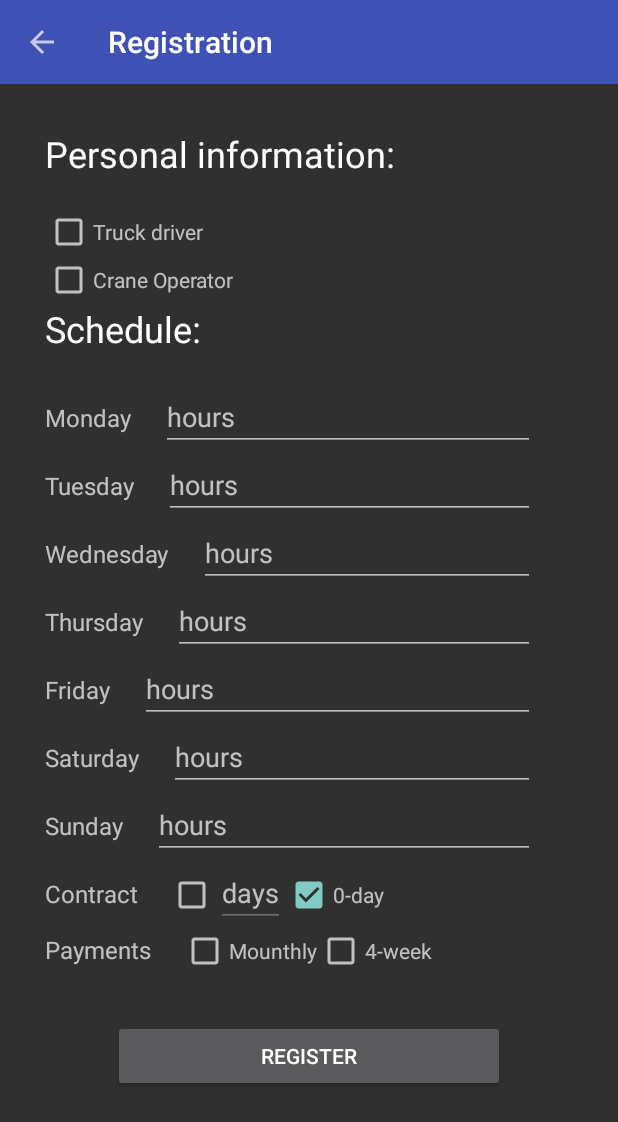
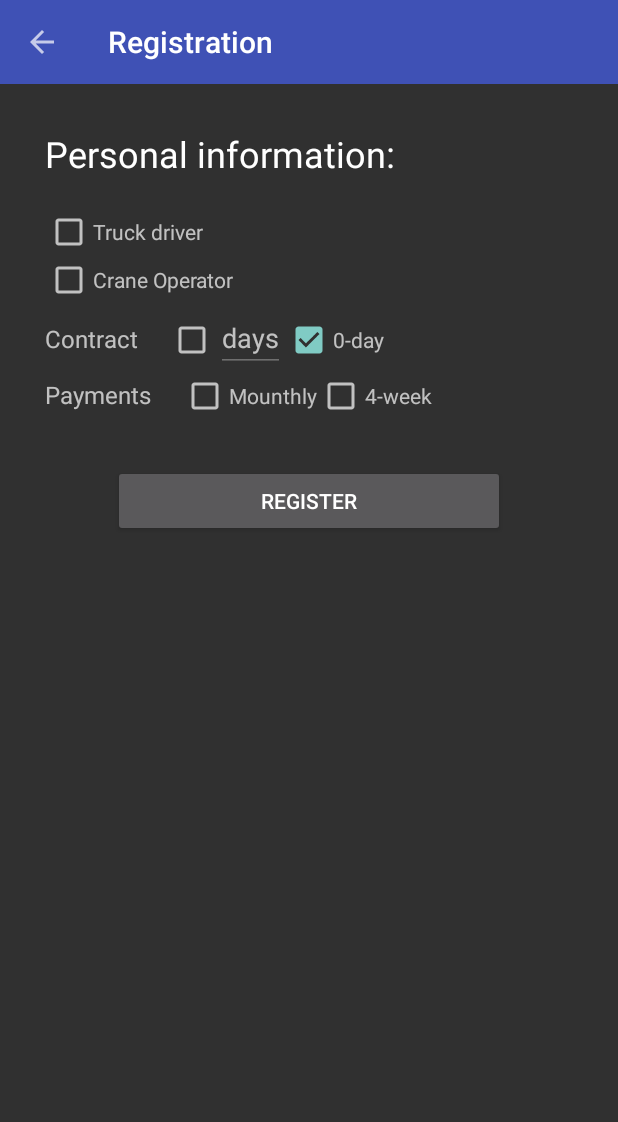
Before and after one commit to AChepurnoi/rp16_comes_solution_android, an Android app: the fragment Second_step placed in its activity, after a tap on an icon or button, on a phone screen of 412 x 824 dp. Shown: the top 1122 px of the screen. Run offline under Robolectric (Android 15) with nearby library versions, the phone set to English and light mode, and no system bars; libraries missing offline, so code that uses them is left out: com.loopj.android, cz.msebera.android, dmax.dialog; 1 other tap on this screen came first.

Commit message:
TDA-44
Registration Page 2
The page ''Registreerwerkgegevens'' shows a text called “Contract:”. In front of Contract there are two radio buttons where you can choose between “Uren” or “0-uren”. After the radio button “Uren” is selected the user must fill in his contract hours in the text field “Uren”. If the user selects the option “0-uren” (0-Hour contract), it doesn’t have to fill in a work schedule, therefore the work schedule will dissappear. It will reappear as soon as the user selects the option “Uren” (Hours).

```diff
--- a/app/src/main/java/com/bionic/td_android/Register/Second_step.java
+++ b/app/src/main/java/com/bionic/td_android/Register/Second_step.java
@@ -33,6 +33,7 @@ public class Second_step extends Fragment {
     private CheckBox day_contract, zero_day_contract;
     private EditText contract_days;
     private CheckBox mounthly_payments, four_week_payments;
+    private View scheduleBlock;
 
     @Nullable
     @Override
@@ -68,7 +69,7 @@ public class Second_step extends Fragment {
         contract_days = (EditText) view.findViewById(R.id.input_contract_days);
         mounthly_payments = (CheckBox) view.findViewById(R.id.checkbox_mounth_payments);
         four_week_payments = (CheckBox) view.findViewById(R.id.checkbox_four_week_payments);
-
+        scheduleBlock = view.findViewById(R.id.block_schedule);
         Button register = (Button)view.findViewById(R.id.button_register);
 
         register.setOnClickListener(new View.OnClickListener() {
@@ -141,6 +142,7 @@ public class Second_step extends Fragment {
                 if(day_contract.isChecked())contract_days.setEnabled(true);
                     else contract_days.setEnabled(false);
                 zero_day_contract.setChecked(false);
+                scheduleBlock.setVisibility(View.VISIBLE);
 
             }
         });
@@ -153,6 +155,7 @@ public class Second_step extends Fragment {
                     contract_days.setEnabled(false);
                 }
 
+                scheduleBlock.setVisibility(View.GONE);
             }
         });
 
--- a/app/src/main/res/layout/fragment_register_step2.xml
+++ b/app/src/main/res/layout/fragment_register_step2.xml
@@ -53,6 +53,12 @@
 
                 />
 
+            <LinearLayout
+                android:layout_width="match_parent"
+                android:layout_height="wrap_content"
+                android:orientation="vertical"
+                android:id="@+id/block_schedule"
+                >
                 <TextView
                     android:layout_width="match_parent"
                     android:layout_height="wrap_content"
@@ -86,6 +92,7 @@
                         android:layout_marginRight="25dp"
                         android:inputType="datetime"
                         />
+
 
                 </LinearLayout>
 
@@ -253,6 +260,7 @@
 
 
                 </LinearLayout>
+            </LinearLayout>
 
             <LinearLayout
                 android:layout_width="match_parent"
```
Lines whose indentation alone changed are shown as unchanged.
